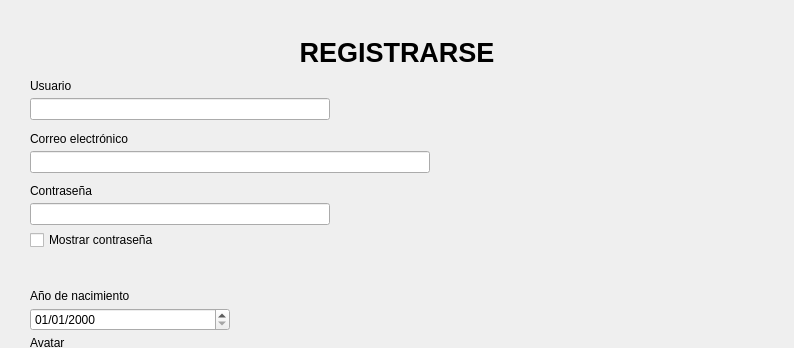
Above: mapa/login_register.ui from jorgecanut/mapaIHM before the change; both pictures show x 0 to 794 and y 0 to 348 of the 794 by 555 pixel window. Below: the same form after it.
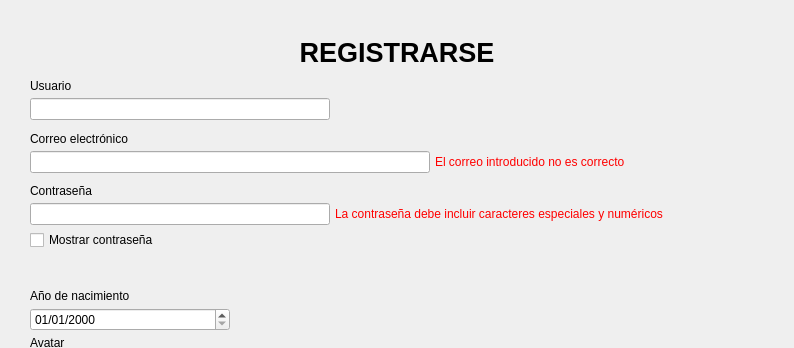
That is the form after the change. The open tabs and pages were chosen to show the change. Custom widgets are drawn as their Qt base class.

Commit message: Añadidos utils.h/cpp, modificación de login_register con implementación de errores en el correo y en la contraseña. Modificación estética del .ui y cambio de nombre de labels y lineedits para mejorar claridad

What changed in the file:
```diff
--- a/mapa/login_register.ui
+++ b/mapa/login_register.ui
@@ -402,7 +402,9 @@
            </widget>
           </item>
           <item>
-           <widget class="QLineEdit" name="lineEdit_2">
+           <layout class="QHBoxLayout" name="horizontalLayout_5">
+            <item>
+             <widget class="QLineEdit" name="leEmail">
             <property name="sizePolicy">
              <sizepolicy hsizetype="Expanding" vsizetype="Fixed">
               <horstretch>0</horstretch>
@@ -424,6 +426,31 @@
            </widget>
           </item>
           <item>
+             <widget class="QLabel" name="lErrorEmail">
+              <property name="styleSheet">
+               <string notr="true">color:red</string>
+              </property>
+              <property name="text">
+               <string>El correo introducido no es correcto</string>
+              </property>
+             </widget>
+            </item>
+            <item>
+             <spacer name="horizontalSpacer_2">
+              <property name="orientation">
+               <enum>Qt::Orientation::Horizontal</enum>
+              </property>
+              <property name="sizeHint" stdset="0">
+               <size>
+                <width>40</width>
+                <height>20</height>
+               </size>
+              </property>
+             </spacer>
+            </item>
+           </layout>
+          </item>
+          <item>
            <spacer name="verticalSpacer_2">
             <property name="orientation">
              <enum>Qt::Orientation::Vertical</enum>
@@ -444,7 +471,9 @@
            </widget>
           </item>
           <item>
-           <widget class="QLineEdit" name="lineEdit_3">
+           <layout class="QHBoxLayout" name="horizontalLayout_6">
+            <item>
+             <widget class="QLineEdit" name="leContrasea">
             <property name="sizePolicy">
              <sizepolicy hsizetype="Minimum" vsizetype="Fixed">
               <horstretch>0</horstretch>
@@ -469,7 +498,32 @@
            </widget>
           </item>
           <item>
-           <widget class="QCheckBox" name="checkBox_3">
+             <widget class="QLabel" name="lErrorPassword">
+              <property name="styleSheet">
+               <string notr="true">color:red</string>
+              </property>
+              <property name="text">
+               <string>La contraseña debe incluir caracteres especiales y numéricos</string>
+              </property>
+             </widget>
+            </item>
+            <item>
+             <spacer name="horizontalSpacer_4">
+              <property name="orientation">
+               <enum>Qt::Orientation::Horizontal</enum>
+              </property>
+              <property name="sizeHint" stdset="0">
+               <size>
+                <width>40</width>
+                <height>20</height>
+               </size>
+              </property>
+             </spacer>
+            </item>
+           </layout>
+          </item>
+          <item>
+           <widget class="QCheckBox" name="checkContraseaRegister">
             <property name="text">
              <string>Mostrar contraseña</string>
             </property>
```
Left out of the diff: 6 changed lines with no effect on the pictures. Lines whose indentation alone changed are shown as unchanged. The commit also changes 1272 other files.
